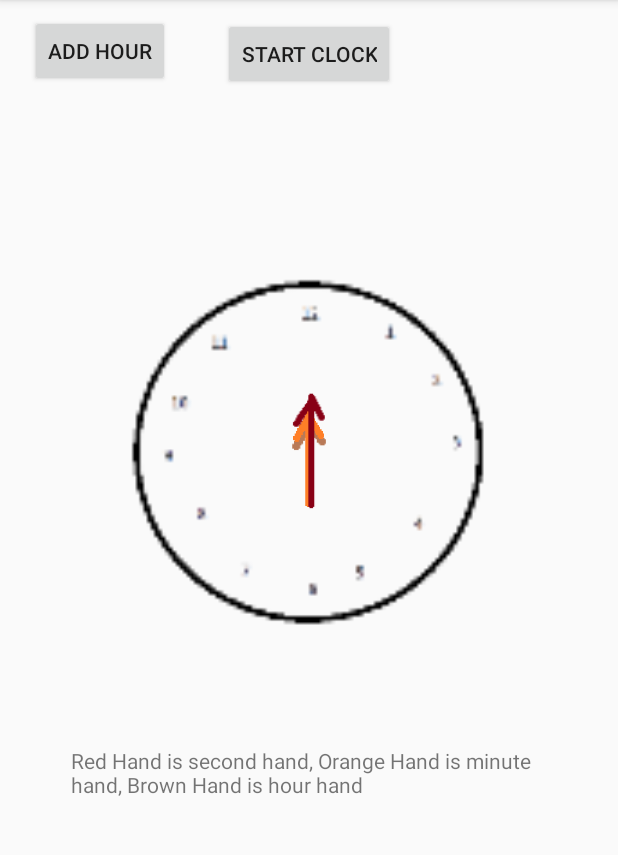
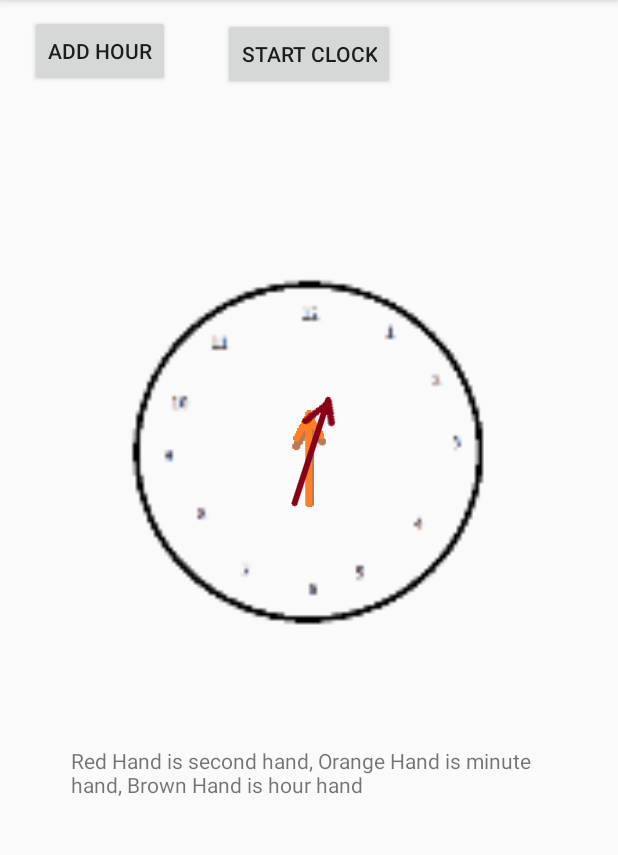
Before and after one commit to PhoenixBlade15/AnalogClockAndroid, an Android app: the screen it shows after launch (MainActivity), after a tap on "START CLOCK", on a phone screen of 412 x 824 dp, the part 84-939 px from its top. Run offline under Robolectric (Android 15) with nearby library versions, the light colour scheme and no system bars; 1 statement that could not run was skipped.

Commit message:
Fixed timing
Changed the waiting time from 100ms to 1000ms to account for a full second.

```diff
--- a/AnalogClockProject/app/src/main/java/com/example/analogclockproject/MainActivity.java
+++ b/AnalogClockProject/app/src/main/java/com/example/analogclockproject/MainActivity.java
@@ -16,6 +16,7 @@ public class MainActivity extends AppCompatActivity {
     int Minute = 0;
     int Hour = 0;
 
+    // Runs the clock
     Thread ClockTimer = new Thread(){
         @Override
         public void run() {
@@ -23,7 +24,7 @@ public class MainActivity extends AppCompatActivity {
                 while (true){
                     // Update the time
                     Time++;
-                    rotate(Time*5, R.id.SecondHand);
+                    rotate(Time*6, R.id.SecondHand);
                     // Check if another hand needs to tick
                     while ( Time > 60){
                         Minute += Math.floor(Time / 60);
@@ -35,7 +36,7 @@ public class MainActivity extends AppCompatActivity {
                         rotate( Hour*30, R.id.HourHand);
                         Minute = Minute % 60;
                     }
-                    sleep(100);
+                    sleep(1000);
                 }
             } catch (Exception e){
                 e.printStackTrace();
```
Also changed, not shown: 1 other file.
